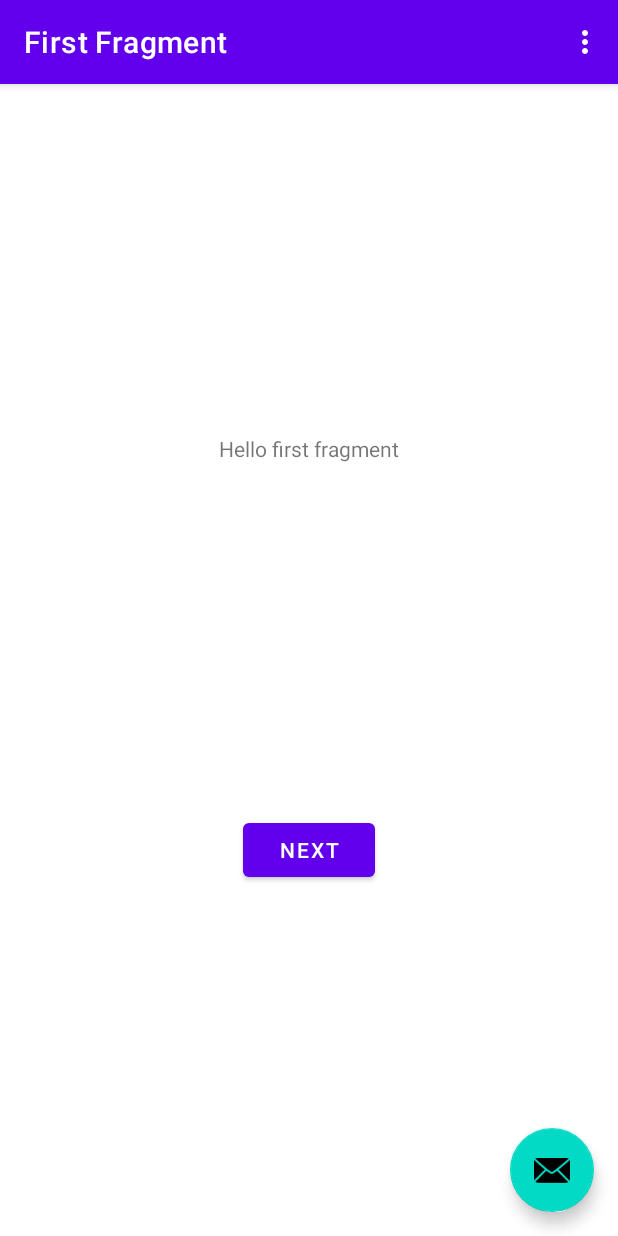
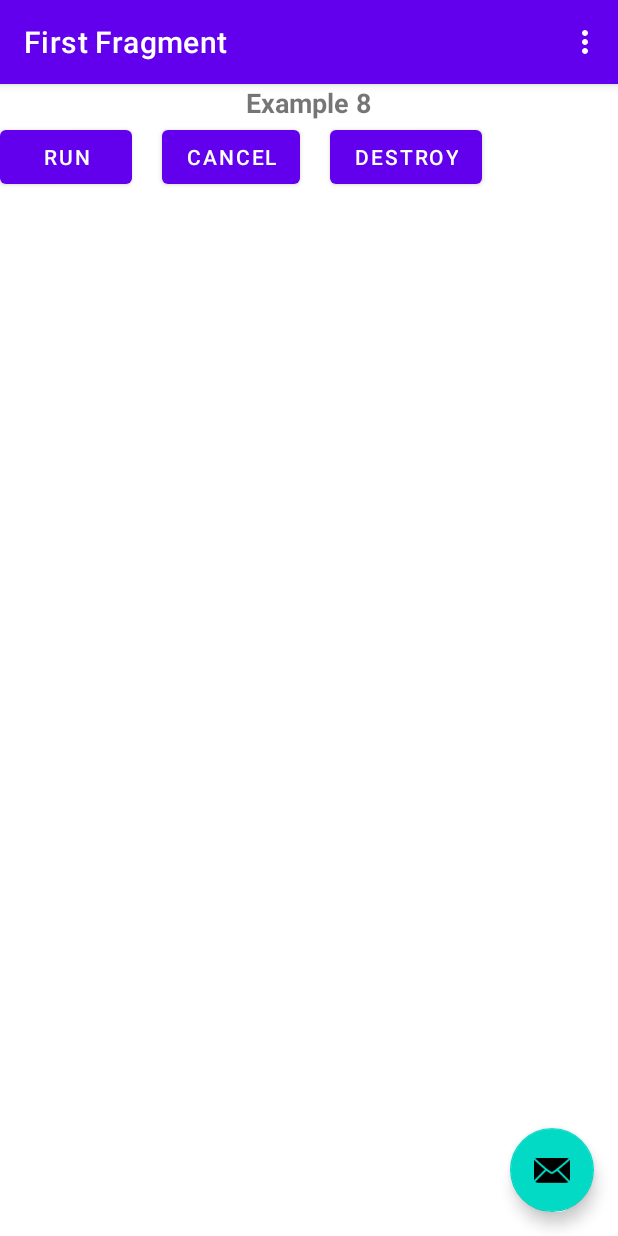
Before and after one commit to CapitainMarkul/KotlinCoroutinesSandbox, an Android app: the screen it shows after launch (MainActivity), on a phone screen of 412 x 824 dp. Run offline under Robolectric (Android 15) with nearby library versions, the phone set to English and light mode, and no system bars; our stand-ins replace navigation-ui.

Commit message:
Feature: добавлен код для уроков 7 и 8

```diff
--- a/app/build.gradle
+++ b/app/build.gradle
@@ -45,4 +45,7 @@ dependencies {
     testImplementation 'junit:junit:4.13.2'
     androidTestImplementation 'androidx.test.ext:junit:1.1.3'
     androidTestImplementation 'androidx.test.espresso:espresso-core:3.4.0'
+
+    implementation 'org.jetbrains.kotlinx:kotlinx-coroutines-core:1.5.0'
+    implementation 'org.jetbrains.kotlinx:kotlinx-coroutines-android:1.6.1'
 }
--- a/app/src/main/java/com/example/kotlincoroutinessandbox/FirstFragment.kt
+++ b/app/src/main/java/com/example/kotlincoroutinessandbox/FirstFragment.kt
@@ -1,17 +1,34 @@
 package com.example.kotlincoroutinessandbox
 
 import android.os.Bundle
+import android.util.Log
 import androidx.fragment.app.Fragment
 import android.view.LayoutInflater
 import android.view.View
 import android.view.ViewGroup
 import androidx.navigation.fragment.findNavController
 import com.example.kotlincoroutinessandbox.databinding.FragmentFirstBinding
+import kotlinx.coroutines.CoroutineScope
+import kotlinx.coroutines.CoroutineStart
+import kotlinx.coroutines.Job
+import kotlinx.coroutines.cancel
+import kotlinx.coroutines.delay
+import kotlinx.coroutines.isActive
+import kotlinx.coroutines.launch
+import java.text.SimpleDateFormat
+import java.util.Date
+import java.util.Locale
+import java.util.concurrent.TimeUnit
 
 /**
  * A simple [Fragment] subclass as the default destination in the navigation.
  */
 class FirstFragment : Fragment() {
+
+    companion object {
+        private val TAG_EXAMPLE_7 = "TAG_EXAMPLE_7"
+        private val TAG_EXAMPLE_8 = "TAG_EXAMPLE_8"
+    }
 
     private var _binding: FragmentFirstBinding? = null
 
@@ -32,8 +49,149 @@ class FirstFragment : Fragment() {
     override fun onViewCreated(view: View, savedInstanceState: Bundle?) {
         super.onViewCreated(view, savedInstanceState)
 
-        binding.buttonFirst.setOnClickListener {
-            findNavController().navigate(R.id.action_FirstFragment_to_SecondFragment)
+        coroutineExample7()
+        coroutineExample8()
+    }
+
+    private fun coroutineExample7() {
+        /*
+         * Урок 7. Корутины. Scope
+         *
+         * https://startandroid.ru/ru/courses/kotlin/29-course/kotlin/601-urok-7-korutiny-scope.html
+         */
+
+        // 1. Создаем свой Scope
+        val scope = CoroutineScope(Job())
+
+        // 2. Запуск корутин
+        scope.launch {
+            /*
+             * this:CoroutineScope - это не тот же самый scope, который мы использовали для
+             * запуска этой родительской корутины. Каждая корутина создает внутри себя свой scope,
+             * чтобы иметь возможность запускать дочерние корутины.
+             *
+             * В любой корутине есть свой CoroutineScope. В качестве обязательного Job, этот
+             * scope использует Job корутины.
+             */
+
+            Log.d(TAG_EXAMPLE_7, "first coroutine")
+        }
+
+        scope.launch {
+            Log.d(TAG_EXAMPLE_7, "second coroutine")
+        }
+
+        scope.launch {
+            Log.d(TAG_EXAMPLE_7, "third coroutine")
+        }
+
+        // 3. Остановка всех корутин
+        // scope.cancel()
+
+        // 4. Проверяем соответствие Scope == Job
+        val job = scope.launch {
+            // a. Данный Scope == Job
+            Log.d(TAG_EXAMPLE_7, "scope = $this")
+
+            launch(start = CoroutineStart.LAZY) {
+                // b. Данный Scope != Job, т.к. была запущена новая Job
+                Log.d(TAG_EXAMPLE_7, "scope = $this")
+            }
+        }
+        // a.1. Данный Job == Scope
+        Log.d(TAG_EXAMPLE_7, "job = $job")
+
+        // scope.launch { ... } - сразу запускает корутину
+        // scope.launch(start = CoroutineStart.LAZY) { ... } - запуск отложенный, через Job.start()
+    }
+
+    private fun coroutineExample8() {
+        /*
+         * Урок 8. Корутины. Отмена
+         *
+         * https://startandroid.ru/ru/courses/kotlin/29-course/kotlin/602-urok-8-korutiny-otmena.html
+         */
+        lateinit var jobForCancel: Job
+
+        val formatter = SimpleDateFormat("HH:mm:ss.SSS", Locale.getDefault())
+        val scope = CoroutineScope(Job())
+
+        fun log(text: String) {
+            Log.d(TAG_EXAMPLE_8, "${formatter.format(Date())} $text [${Thread.currentThread().name}]")
+        }
+
+        fun onRun() {
+            log("onRun, start")
+
+            scope.launch {
+                log("coroutine1, start")
+
+                scope.launch {
+                    log("coroutine2, start")
+                    TimeUnit.MILLISECONDS.sleep(1000)
+                    log("coroutine2, end")
+                }
+
+                TimeUnit.MILLISECONDS.sleep(1000)
+                log("coroutine1, end")
+            }
+
+            log("onRun, middle")
+
+            scope.launch {
+                log("coroutine3, start")
+                TimeUnit.MILLISECONDS.sleep(1500)
+                log("coroutine3, end")
+            }
+
+            log("onRun, end")
+        }
+
+        fun onRunForCancel() {
+            log("onRunForCancel, start")
+
+            jobForCancel = scope.launch {
+                log("coroutine, start")
+                var x = 0
+                while (x < 5 && isActive) {
+                    TimeUnit.MILLISECONDS.sleep(1000)
+                    log("coroutine, ${x++}, isActive = ${isActive}")
+
+                    scope.launch {
+                        log("INNER coroutine, start")
+                        var x1 = 0
+                        while (x1 < 5 && isActive) {
+                            TimeUnit.MILLISECONDS.sleep(1000)
+                            log("INNER coroutine, ${x1++}, isActive = ${isActive}")
+
+
+                        }
+                        log("INNER coroutine, end")
+                    }
+                }
+                log("coroutine, end")
+            }
+
+            log("onRunForCancel, end")
+        }
+
+        fun onCancel() {
+            log("onCancel")
+            jobForCancel.cancel()
+        }
+
+        binding.example8RunBtn.setOnClickListener {
+//            onRun()
+            onRunForCancel()
+        }
+
+        binding.example8CancelBtn.setOnClickListener {
+            onCancel()
+        }
+
+        binding.example8DestroyBtn.setOnClickListener {
+            log("onDestroy")
+            scope.cancel()
         }
     }
 
--- a/app/src/main/res/layout/fragment_first.xml
+++ b/app/src/main/res/layout/fragment_first.xml
@@ -1,28 +1,49 @@
 <?xml version="1.0" encoding="utf-8"?>
-<androidx.constraintlayout.widget.ConstraintLayout xmlns:android="http://schemas.android.com/apk/res/android"
+<LinearLayout xmlns:android="http://schemas.android.com/apk/res/android"
     xmlns:app="http://schemas.android.com/apk/res-auto"
     xmlns:tools="http://schemas.android.com/tools"
     android:layout_width="match_parent"
     android:layout_height="match_parent"
+    android:orientation="vertical"
     tools:context=".FirstFragment">
 
     <TextView
-        android:id="@+id/textview_first"
-        android:layout_width="wrap_content"
+        android:layout_width="match_parent"
         android:layout_height="wrap_content"
-        android:text="@string/hello_first_fragment"
-        app:layout_constraintBottom_toTopOf="@id/button_first"
-        app:layout_constraintEnd_toEndOf="parent"
-        app:layout_constraintStart_toStartOf="parent"
-        app:layout_constraintTop_toTopOf="parent"/>
+        android:gravity="center"
+        android:text="Example 8"
+        android:textSize="18sp"
+        android:textStyle="bold"
+        tools:ignore="HardcodedText"/>
 
-    <Button
-        android:id="@+id/button_first"
-        android:layout_width="wrap_content"
+    <LinearLayout
+        android:layout_width="match_parent"
         android:layout_height="wrap_content"
-        android:text="@string/next"
-        app:layout_constraintBottom_toBottomOf="parent"
-        app:layout_constraintEnd_toEndOf="parent"
-        app:layout_constraintStart_toStartOf="parent"
-        app:layout_constraintTop_toBottomOf="@id/textview_first"/>
-</androidx.constraintlayout.widget.ConstraintLayout>
+        android:orientation="horizontal">
+
+        <Button
+            android:id="@+id/example_8_run_btn"
+            android:layout_width="wrap_content"
+            android:layout_height="wrap_content"
+            android:text="RUN"
+            tools:ignore="HardcodedText"/>
+
+        <Button
+            android:id="@+id/example_8_cancel_btn"
+            android:layout_width="wrap_content"
+            android:layout_height="wrap_content"
+            android:layout_marginStart="20dp"
+            android:text="CANCEL"
+            tools:ignore="HardcodedText"/>
+
+        <Button
+            android:id="@+id/example_8_destroy_btn"
+            android:layout_width="wrap_content"
+            android:layout_height="wrap_content"
+            android:layout_marginStart="20dp"
+            android:text="DESTROY"
+            tools:ignore="HardcodedText"/>
+
+    </LinearLayout>
+
+</LinearLayout>
```
